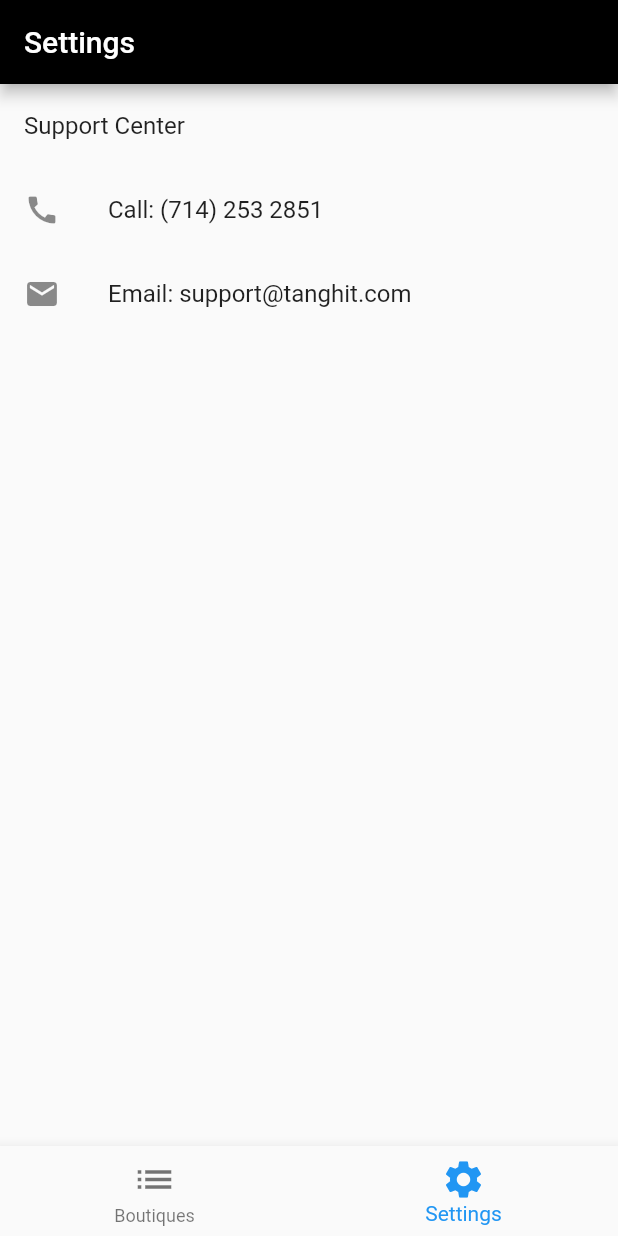
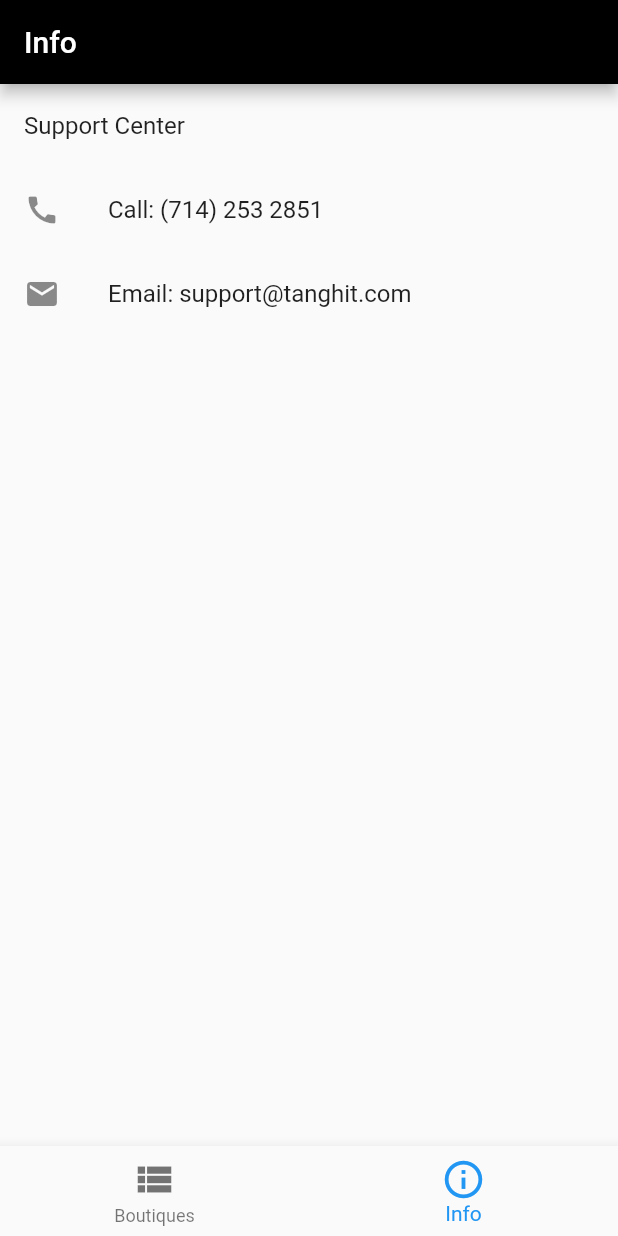
Before and after one commit to dvliman/tanghit, a Flutter app: the screen it shows after launch, item 2 of the bottom bar chosen, on a phone screen of 412 x 824 dp. Run offline on Flutter 3.47's test engine with Material 2 defaults, Android fonts, the phone set to English and light mode, and no system bars.

Commit message:
rename settings to info, there is nothing to configure for

```diff
--- a/lib/navigations/home_tab.dart
+++ b/lib/navigations/home_tab.dart
@@ -1,6 +1,6 @@
 import 'package:flutter/material.dart';
 import 'package:tanghit/screens/boutiques.dart';
-import 'package:tanghit/screens/settings.dart';
+import 'package:tanghit/screens/info.dart';
 
 class HomeTab extends StatefulWidget {
   HomeTab({Key key}) : super(key: key);
@@ -23,7 +23,7 @@ class _HomeTabState extends State<HomeTab> {
           ),
           Offstage(
             offstage: _index != 1,
-            child: TickerMode(enabled: _index == 1, child: SettingsScreen()),
+            child: TickerMode(enabled: _index == 1, child: InfoScreen()),
           ),
         ],
       ),
@@ -36,8 +36,8 @@ class _HomeTabState extends State<HomeTab> {
           });
         },
         items: <BottomNavigationBarItem>[
-          item(Icons.list, "Boutiques"),
-          item(Icons.settings, "Settings"),
+          item(Icons.view_list, "Boutiques"),
+          item(Icons.info_outline, "Info"),
         ],
       ),
     );
--- a/lib/screens/settings.dart
+++ b/lib/screens/info.dart
@@ -2,12 +2,12 @@
 import 'package:flutter/cupertino.dart';
 import 'package:flutter/material.dart';
 
-class SettingsScreen extends StatelessWidget {
+class InfoScreen extends StatelessWidget {
   @override
   Widget build(BuildContext context) {
     return Scaffold(
         appBar: AppBar(
-          title: Text("Settings"),
+          title: Text("Info"),
         ),
         body: ListView(
           children: [
--- a/lib/widgets/boutique.dart
+++ b/lib/widgets/boutique.dart
@@ -25,7 +25,7 @@ class Boutique extends StatelessWidget {
           child: Container(
             child: Row(
               children: <Widget>[
-                boutiqueImage(vendor),
+                Flexible(child: boutiqueImage(vendor)),
                 boutiqueDescription(vendor, 100),
               ],
             ),
```
